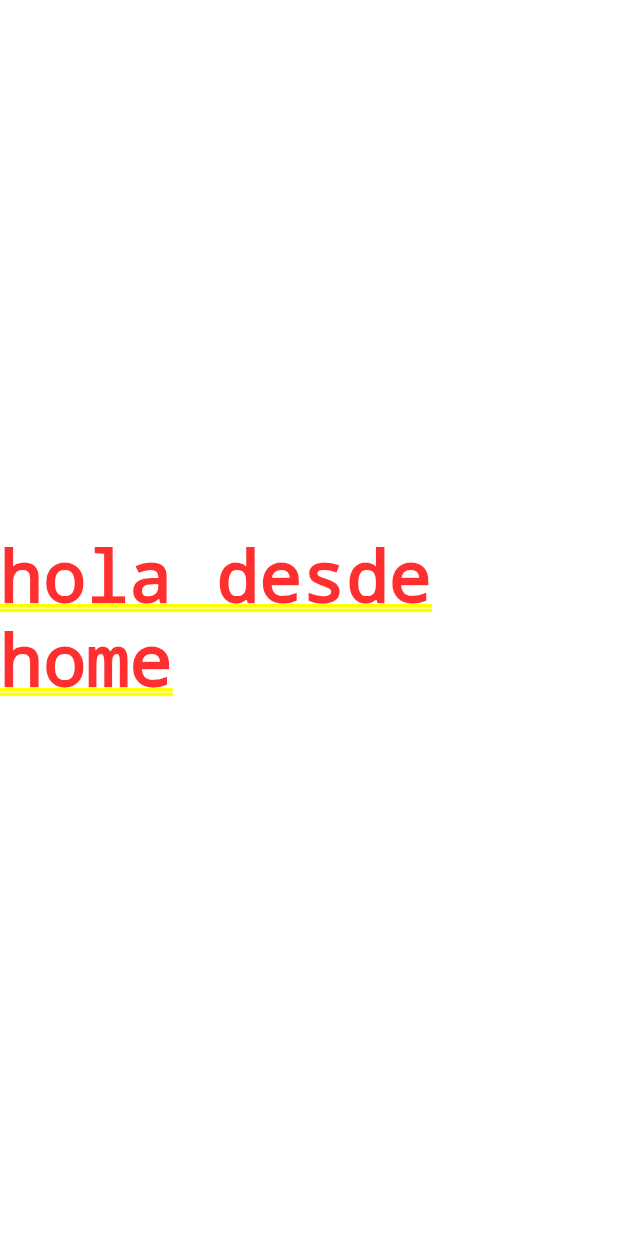
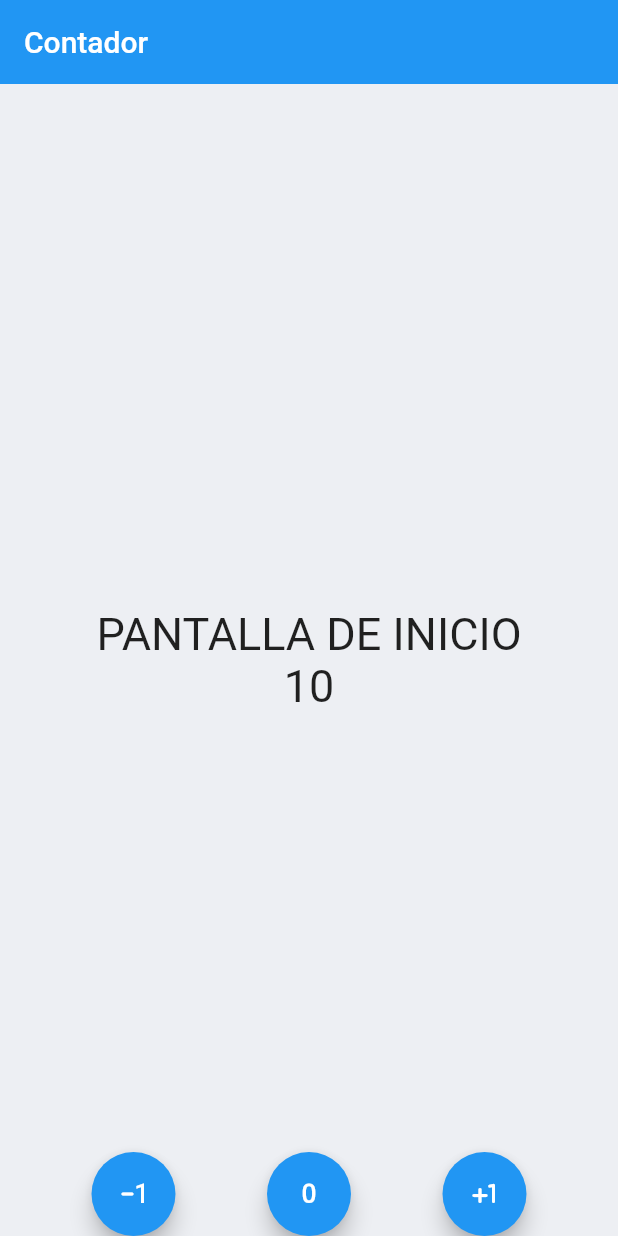
Before and after one commit to Edwin2713/Flutter, a Flutter app: the screen it shows after launch, on a phone screen of 412 x 824 dp. Run offline on Flutter 3.47's test engine with Material 2 defaults, Android fonts, the phone set to English and light mode, and no system bars.

Commit message:
contador

```diff
--- /dev/null
+++ b/app_test/lib/contador_pantalla.dart
@@ -0,0 +1,92 @@
+
+import 'package:flutter/material.dart';
+
+class ContadorPantalla extends StatefulWidget  {
+  const ContadorPantalla({Key? key}) : super(key: key);
+
+  @override
+  State<ContadorPantalla> createState() => _ContadorPantallaState();
+}
+
+class _ContadorPantallaState extends State<ContadorPantalla> {
+
+  int contador =10;
+
+  void increase(){
+    contador++;
+    setState(() { });
+  }
+  void decrease(){
+    contador--;
+    setState(() { });
+  }
+  void reset(){
+    contador=0;
+    setState(() { });
+  }
+
+@override
+  Widget build(BuildContext context) {
+    const fontSize = TextStyle(fontSize: 30);
+
+    return  Scaffold(
+      backgroundColor: const Color.fromARGB(255, 237, 239, 243),
+      appBar: AppBar(
+        title:  const Text("Contador"),
+        elevation: 0,
+      ),
+      body: Center(
+        child: Column(
+              mainAxisAlignment: MainAxisAlignment.center,
+              crossAxisAlignment: CrossAxisAlignment.center,
+              children:  [
+                const Text("PANTALLA DE INICIO", style: fontSize),
+                Text('$contador', style: fontSize),
+              ],
+            ),
+      ),
+      floatingActionButtonLocation: FloatingActionButtonLocation.centerDocked,
+      floatingActionButton: ControlButtons(
+        increasefn: increase,
+        decreasefn: decrease,
+        resetfn: reset,
+      ),
+        );
+
+  }
+}
+
+class ControlButtons extends StatelessWidget {
+
+  final Function increasefn;
+  final Function decreasefn;
+  final Function resetfn;
+
+
+  const ControlButtons({
+    Key? key,
+    required this.increasefn,
+    required this.decreasefn,
+    required this.resetfn,
+  }) : super(key: key);
+
+  @override
+  Widget build(BuildContext context) {
+    return Row(
+      mainAxisAlignment: MainAxisAlignment.spaceEvenly,
+
+      children: [
+
+           FloatingActionButton(
+          child: const Icon(Icons.exposure_minus_1_rounded),
+          onPressed: () => decreasefn()),
+           FloatingActionButton(
+          child: const Icon(Icons.exposure_zero_rounded),
+          onPressed: () => resetfn()),
+           FloatingActionButton(
+          child: const Icon(Icons.plus_one_rounded),
+          onPressed: () => increasefn()),
+      ],
+    );
+  }
+}
--- a/app_test/lib/home_screen.dart
+++ b/app_test/lib/home_screen.dart
@@ -1,5 +1,3 @@
-
-
 
 import 'package:flutter/material.dart';
 
@@ -7,8 +5,33 @@ class HomeScreen extends StatelessWidget  {
   const HomeScreen({Key? key}) : super(key: key);
 @override
   Widget build(BuildContext context) {
-    return const Center(
-        child: Text("hola desde home"),
-      );
+    const fontSize = TextStyle(fontSize: 30);
+    int contador =10;
+    return  Scaffold(
+      backgroundColor: const Color.fromARGB(255, 237, 239, 243),
+      appBar: AppBar(
+        title:  const Text("APP"),
+        elevation: 0,
+      ),
+      body: Center(
+        child: Column(
+              mainAxisAlignment: MainAxisAlignment.center,
+              crossAxisAlignment: CrossAxisAlignment.center,
+              children:  [
+                const Text("PANTALLA DE INICIO", style: fontSize),
+                Text('$contador', style: fontSize),
+              ],
+            ),
+      ),
+      floatingActionButtonLocation: FloatingActionButtonLocation.endFloat,
+      floatingActionButton:FloatingActionButton(
+
+        child: const Icon(Icons.priority_high_sharp),
+        onPressed: () {
+
+          contador ++;
+         },),
+        );
+
   }
 }
--- a/app_test/lib/main.dart
+++ b/app_test/lib/main.dart
@@ -1,5 +1,7 @@
 import 'package:app_test/home_screen.dart';
 import 'package:flutter/material.dart';
+
+import 'contador_pantalla.dart';
 
  void main() {
 
@@ -13,7 +15,7 @@ class MyApp extends StatelessWidget {
   Widget build(BuildContext context) {
     return const MaterialApp(
       debugShowCheckedModeBanner: false,
-      home: HomeScreen()
+      home: ContadorPantalla()
     );
   }
 
```
